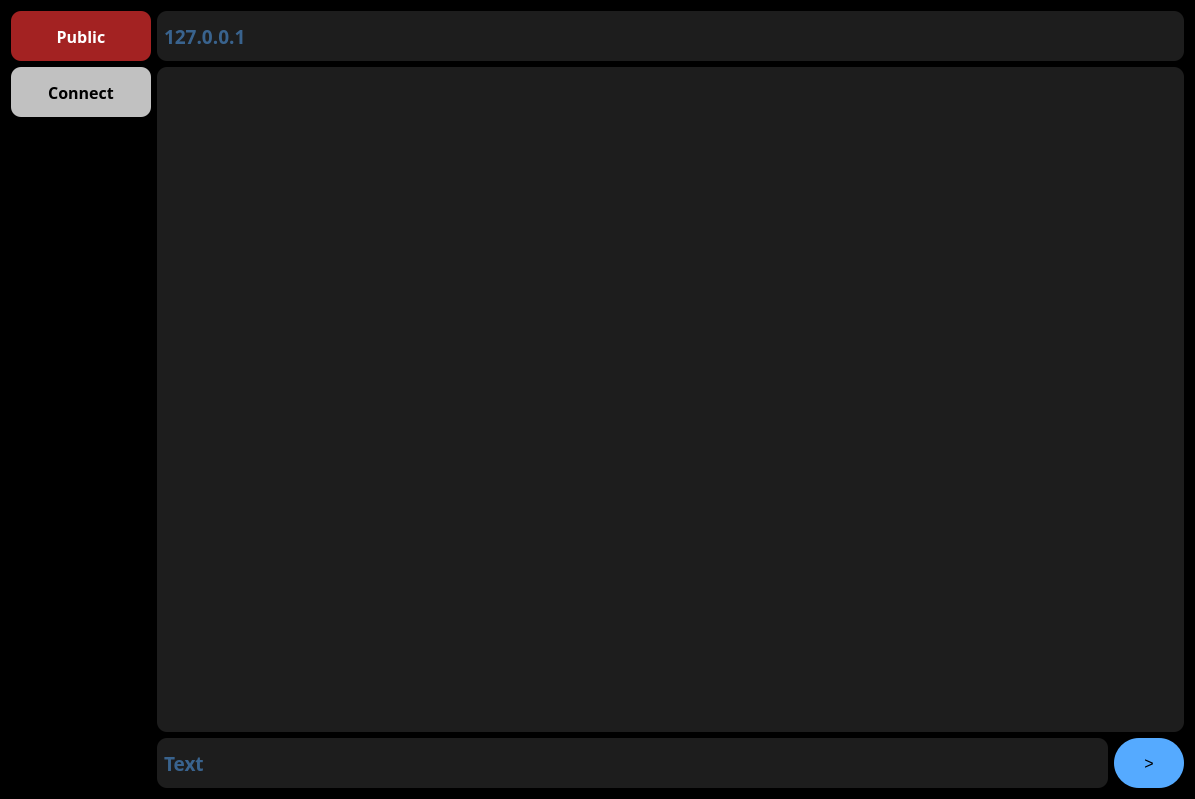
The window that HybridServ/privatechat.ui (konst337/QT_chat_2023) describes before a commit, drawn with Qt 5.
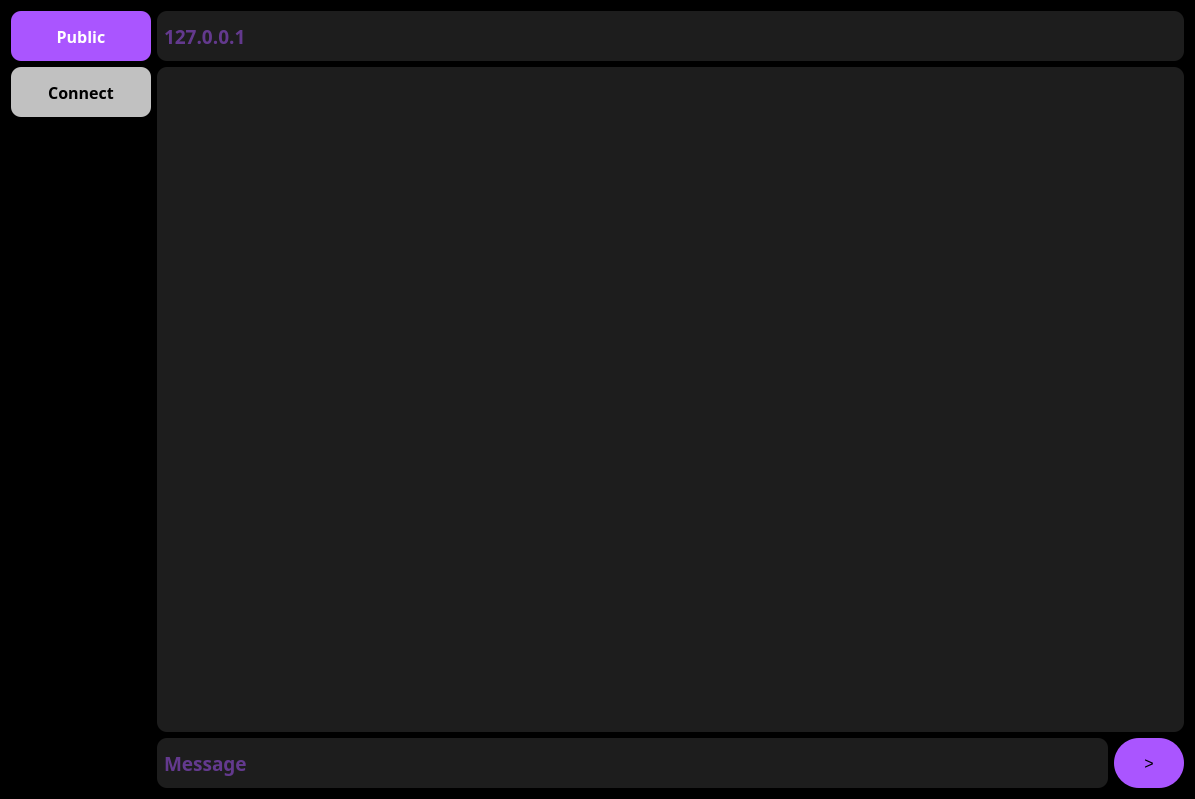
The same window after the commit.

The edit to the form file:
```diff
--- a/HybridServ/privatechat.ui
+++ b/HybridServ/privatechat.ui
@@ -43,7 +43,7 @@
          </property>
          <property name="styleSheet">
           <string notr="true">border-radius: 10px;
-background-color: rgb(163, 34, 34);</string>
+background-color: rgb(170, 85, 255);</string>
          </property>
          <property name="text">
           <string>Public</string>
@@ -120,7 +120,7 @@
           <string notr="true">padding-left: 5px;
 border-radius: 10px; 
 background-color:rgb(29, 29, 29);
-color: rgb(85, 170, 255);</string>
+color: rgb(170, 85, 255);</string>
          </property>
          <property name="echoMode">
           <enum>QLineEdit::Normal</enum>
@@ -176,13 +176,13 @@
             <string notr="true">padding-left: 5px;
 border-radius: 10px; 
 background-color:rgb(29, 29, 29);
-color: rgb(85, 170, 255);</string>
+color: rgb(170, 85, 255);</string>
            </property>
            <property name="echoMode">
             <enum>QLineEdit::Normal</enum>
            </property>
            <property name="placeholderText">
-            <string>Text</string>
+            <string>Message</string>
            </property>
           </widget>
          </item>
@@ -202,7 +202,7 @@
            <property name="styleSheet">
             <string notr="true">
 border-radius: 25px; 
-background-color: rgb(85, 170, 255);
+background-color: rgb(170, 85, 255);
 color: rgb(0, 0, 0);</string>
            </property>
            <property name="text">
```
Left out of the diff: 3 changed lines with no effect on the pictures.
